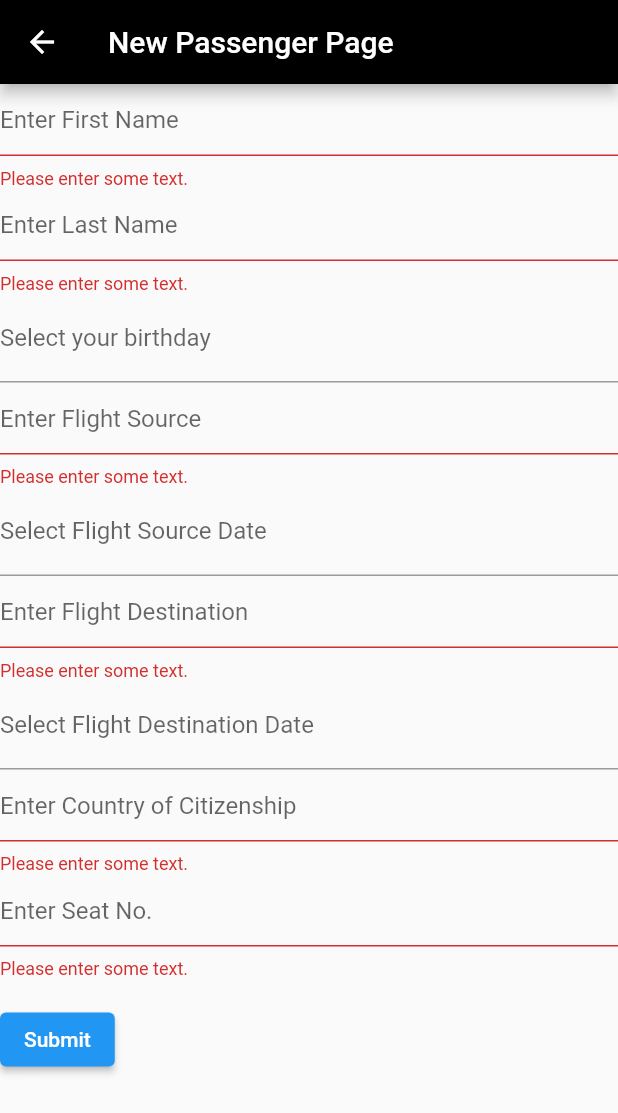
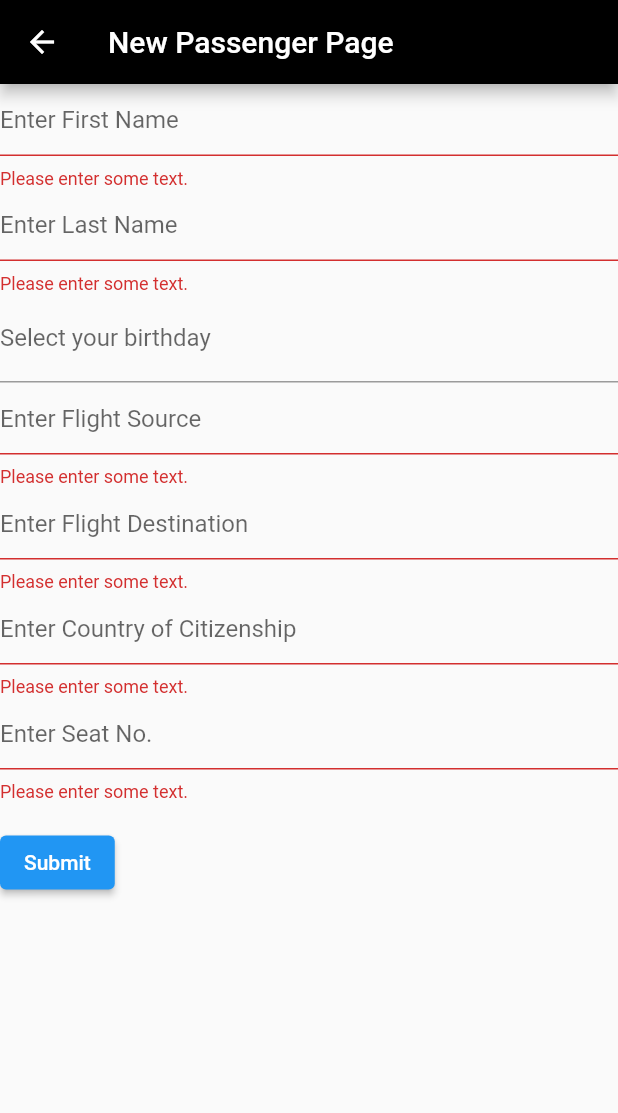
Before and after one commit to ejmalzone/team-united-airlines-airport-operations, a Flutter app: the NewPassenger screen opened directly, after a tap on "Submit", on a phone screen of 412 x 824 dp. Shown: the top 1113 px of the screen. Run offline on Flutter 3.47's test engine with Material 2 defaults, Android fonts, the phone set to English and light mode, and no system bars; drawn by our look-alikes of date_field; our stand-ins replace camera, jiffy, qr_flutter; missing offline and left inert: qr_bar_code_scanner_dialog, requests.

Commit message:
fixed new passenger

```diff
--- a/airportops_frontend/lib/admin/new_passenger.dart
+++ b/airportops_frontend/lib/admin/new_passenger.dart
@@ -47,8 +47,9 @@ class _NewPassengerState extends State<NewPassenger> {
         // _flightDestinationDate, // Use the value from the DateTimeFormField
         //citizenship: _citizenshipController.text,
         seat: _seatController.text,
-        passengerId: _passengerIdController.text,
-        row: int.parse(_rowController.text),
+        passengerId: '12345',
+        // row: int.parse(_rowController.text),
+        row: 5,
         boarded: _boardedController.text == 'true',
         event: _eventController.text,
         //requests: []); // You can add requests here if needed
@@ -116,15 +117,15 @@ class _NewPassengerState extends State<NewPassenger> {
                     return null;
                   },
                 ),
-                DateTimeFormField(
-                    decoration: const InputDecoration(
-                        labelText: 'Select Flight Source Date'),
-                    mode: DateTimeFieldPickerMode.date,
-                    onDateSelected: (DateTime value) {
-                      setState(() {
-                        _flightSourceDate = value;
-                      });
-                    }),
+                // DateTimeFormField(
+                //     decoration: const InputDecoration(
+                //         labelText: 'Select Flight Source Date'),
+                //     mode: DateTimeFieldPickerMode.date,
+                //     onDateSelected: (DateTime value) {
+                //       setState(() {
+                //         _flightSourceDate = value;
+                //       });
+                //     }),
                 TextFormField(
                   controller: _flightDestinationController,
                   decoration: const InputDecoration(
@@ -137,15 +138,15 @@ class _NewPassengerState extends State<NewPassenger> {
                     return null;
                   },
                 ),
-                DateTimeFormField(
-                    decoration: const InputDecoration(
-                        labelText: 'Select Flight Destination Date'),
-                    mode: DateTimeFieldPickerMode.date,
-                    onDateSelected: (DateTime value) {
-                      setState(() {
-                        _flightDestinationDate = value;
-                      });
-                    }),
+                // DateTimeFormField(
+                //     decoration: const InputDecoration(
+                //         labelText: 'Select Flight Destination Date'),
+                //     mode: DateTimeFieldPickerMode.date,
+                //     onDateSelected: (DateTime value) {
+                //       setState(() {
+                //         _flightDestinationDate = value;
+                //       });
+                //     }),
                 TextFormField(
                   controller: _citizenshipController,
                   decoration: const InputDecoration(
```
